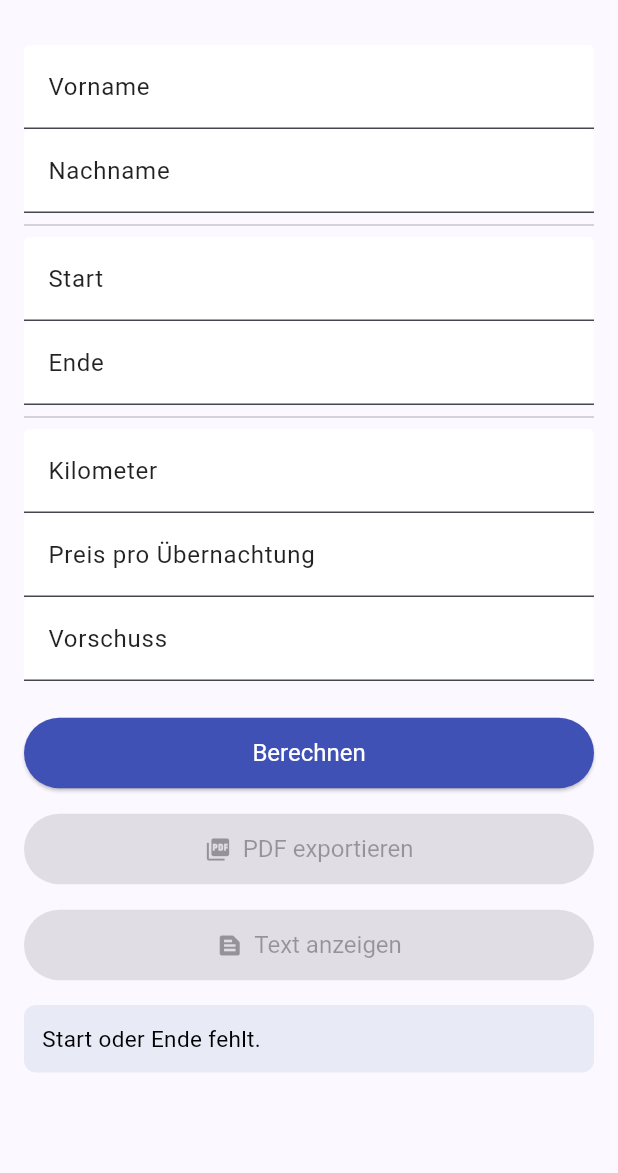
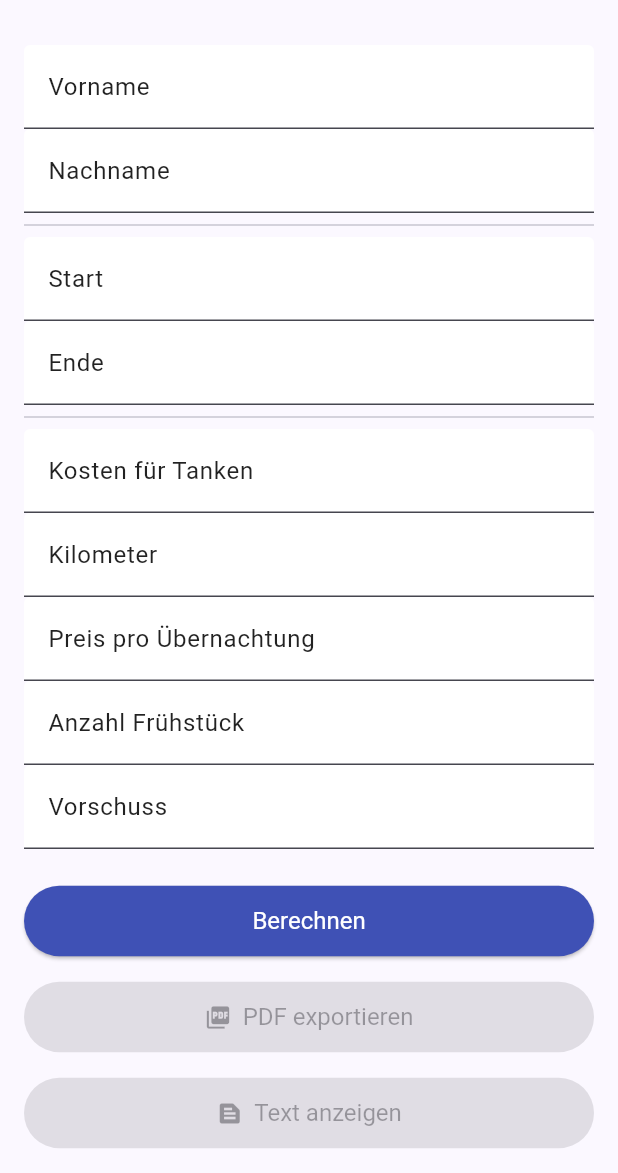
Before and after one commit to 89Enola/reisekosten-app, a Flutter app: the screen it shows after launch, after a tap on "Berechnen", on a phone screen of 412 x 824 dp, the part 63-1236 px from its top. Run offline on Flutter 3.47's test engine with Material 3 defaults, Android fonts, the light colour scheme and no system bars; our stand-ins replace pdf, printing.

Commit message:
Benzin + Frühstück hinzugefügt + PDF/Text View

```diff
--- a/lib/main.dart
+++ b/lib/main.dart
@@ -21,6 +21,7 @@ class ReisekostenDaten {
   double betrag8h = 0;
 
   // Fahrtkosten
+  double benzin = 0;
   double kilometer = 0;
   double kilometerBetrag = 0;
 
@@ -28,6 +29,10 @@ class ReisekostenDaten {
   int uebernachtungen = 0;
   double preisProUebernachtung = 0;
   double uebernachtungskosten = 0;
+
+  // Sonstige
+  double fruehstueck = 0;
+  double fruehstueckBetrag = 0;
 
   // Vorschuss / Summen
   double vorschuss = 0;
@@ -82,6 +87,8 @@ class _ReisekostenSeiteState extends State<ReisekostenSeite> {
   final _km = TextEditingController();
   final _uePreis = TextEditingController();
   final _vorschuss = TextEditingController();
+  final _benzin = TextEditingController();
+  final _fruehstueck = TextEditingController();
 
   String _ergebnis = '';
 
@@ -96,6 +103,8 @@ class _ReisekostenSeiteState extends State<ReisekostenSeite> {
     _km.dispose();
     _uePreis.dispose();
     _vorschuss.dispose();
+    _benzin.dispose();
+    _fruehstueck.dispose();
     super.dispose();
   }
 
@@ -131,7 +140,7 @@ class _ReisekostenSeiteState extends State<ReisekostenSeite> {
   }
 
   /// ===============================
-  /// ÜBERNACHTUNGEN (AUTOMATISCH) – wie ursprünglich
+  /// ÜBERNACHTUNGEN (AUTOMATISCH)
   /// ===============================
   int _berechneUebernachtungen(DateTime start, DateTime ende) {
     final s = DateTime(start.year, start.month, start.day);
@@ -141,7 +150,7 @@ class _ReisekostenSeiteState extends State<ReisekostenSeite> {
   }
 
   /// ===============================
-  /// BERECHNUNG – wie ursprünglich (8h Start/Ende + volle Tage 24h)
+  /// BERECHNUNG (8h Start/Ende + volle Tage 24h)
   /// ===============================
   void _berechnen() {
     daten.vorname = _vorname.text.trim();
@@ -186,6 +195,9 @@ class _ReisekostenSeiteState extends State<ReisekostenSeite> {
     daten.betrag24h = daten.tage24h * 28;
     daten.betrag8h = daten.tage8h * 14;
 
+    // ---------------- BENZIN
+    daten.benzin = double.tryParse(_benzin.text.replaceAll(',', '.')) ?? 0;
+
     // ---------------- KILOMETER
     daten.kilometer = double.tryParse(_km.text.replaceAll(',', '.')) ?? 0;
     daten.kilometerBetrag = daten.kilometer * 0.30;
@@ -195,11 +207,15 @@ class _ReisekostenSeiteState extends State<ReisekostenSeite> {
     daten.uebernachtungen = _berechneUebernachtungen(start, ende);
     daten.uebernachtungskosten = daten.uebernachtungen * daten.preisProUebernachtung;
 
+    // ---------------- FRÜHSTÜCK
+    daten.fruehstueck = double.tryParse(_fruehstueck.text.replaceAll(',', '.')) ?? 0;
+    daten.fruehstueckBetrag = daten.fruehstueck * 5.60;
+
     // ---------------- VORSCHUSS
     daten.vorschuss = double.tryParse(_vorschuss.text.replaceAll(',', '.')) ?? 0;
 
     // ---------------- SUMMEN
-    daten.reisekostenGesamt = daten.betrag24h + daten.betrag8h + daten.kilometerBetrag + daten.uebernachtungskosten;
+    daten.reisekostenGesamt = daten.betrag24h + daten.betrag8h + daten.benzin + daten.kilometerBetrag + daten.uebernachtungskosten - daten.fruehstueckBetrag;
     daten.saldo = daten.reisekostenGesamt - daten.vorschuss;
 
     setState(() {
@@ -243,6 +259,9 @@ class _ReisekostenSeiteState extends State<ReisekostenSeite> {
                   _row('Kostenart', 'Rechnungs- bzw.\nPauschbetrag', header: true),
                   _sectionRow('I Fahrtkosten'),
                   _row(
+                    'Kosten für Benzin', _num(daten.benzin),
+                  ),
+                  _row(
                     'Kilometerpauschale (0,30 pro km) x ${daten.kilometer.toInt()}',
                     _num(daten.kilometerBetrag),
                   ),
@@ -259,6 +278,11 @@ class _ReisekostenSeiteState extends State<ReisekostenSeite> {
                   _row(
                     'Bei Abwesenheit von mindestens 8 Stunden x ${daten.tage8h}',
                     _num(daten.betrag8h),
+                  ),
+                  _sectionRow('IV Nebenkosten'),
+                  _row(
+                    'Frühstück x ${daten.fruehstueck.toInt()}',
+                    _num(daten.fruehstueckBetrag),
                   ),
                   _row('', ''),
                   _row('Reisekosten gesamt', _num(daten.reisekostenGesamt), bold: true),
@@ -391,8 +415,10 @@ class _ReisekostenSeiteState extends State<ReisekostenSeite> {
 
             const Divider(),
 
+            _field(_benzin, 'Kosten für Tanken', keyboardType: const TextInputType.numberWithOptions(decimal: true)),
             _field(_km, 'Kilometer', keyboardType: const TextInputType.numberWithOptions(decimal: true)),
             _field(_uePreis, 'Preis pro Übernachtung', keyboardType: const TextInputType.numberWithOptions(decimal: true)),
+            _field(_fruehstueck, 'Anzahl Frühstück', keyboardType: const TextInputType.numberWithOptions(decimal: true)),
             _field(_vorschuss, 'Vorschuss', keyboardType: const TextInputType.numberWithOptions(decimal: true)),
 
             const SizedBox(height: 24),
@@ -537,6 +563,10 @@ class TextUebersichtSeite extends StatelessWidget {
 
               _section('I Fahrtkosten'),
               _tRow(
+                'Kosten für Benzin',
+                numFmt(daten.benzin),
+              ),
+              _tRow(
                 'Kilometerpauschale (0,30 pro km) x ${daten.kilometer.toInt()}',
                 numFmt(daten.kilometerBetrag),
               ),
@@ -547,6 +577,9 @@ class TextUebersichtSeite extends StatelessWidget {
               _section('III Verpflegungskosten'),
               _tRow('Bei Abwesenheit von mindestens 24 Stunden x ${daten.tage24h}', numFmt(daten.betrag24h)),
               _tRow('Bei Abwesenheit von mindestens 8 Stunden x ${daten.tage8h}', numFmt(daten.betrag8h)),
+
+              _section('IV Nebenkosten'),
+              _tRow('Frühstück x ${daten.fruehstueck.toInt()}', numFmt(daten.fruehstueckBetrag)),
 
               _tRow('', ''),
 
```
